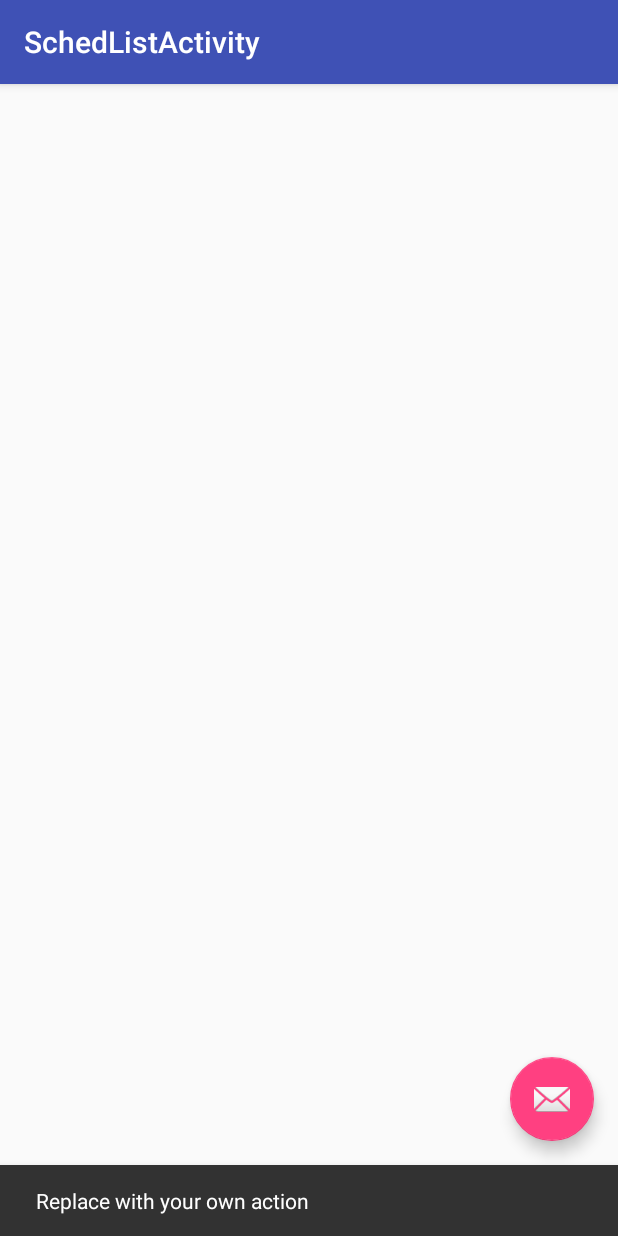
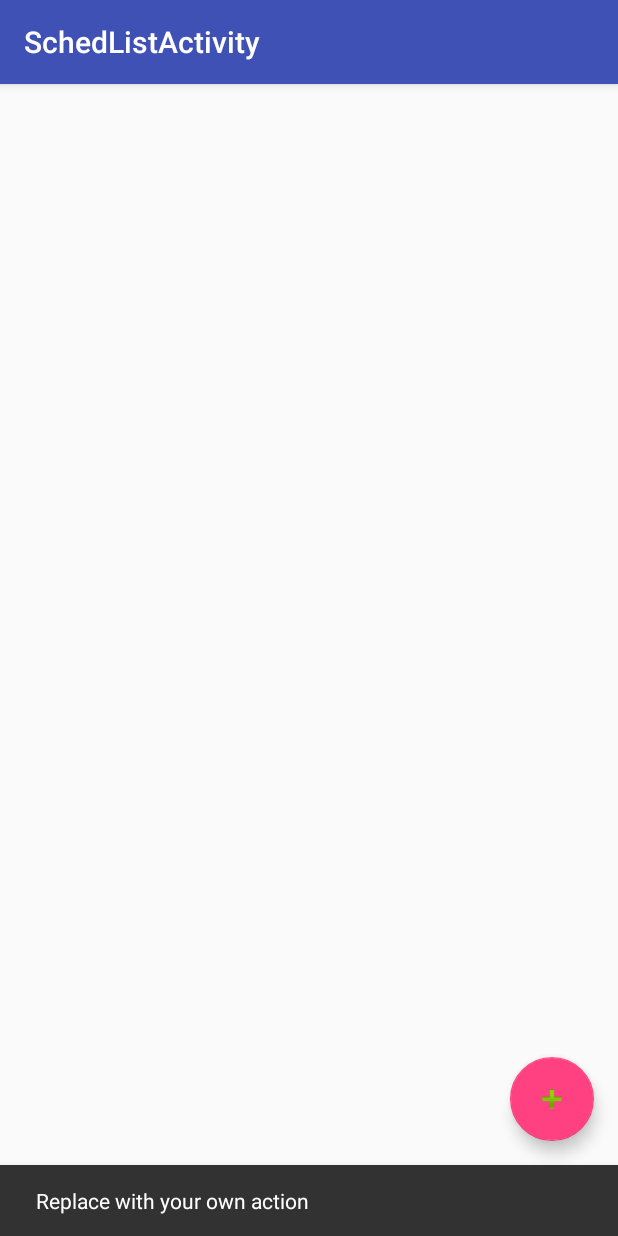
Before and after one commit to powerswat/FlexScheduler, an Android app: the SchedListActivity screen opened directly, with no data from a screen before it, after a tap on an icon or button, on a phone screen of 412 x 824 dp. Run offline under Robolectric (Android 15) with nearby library versions, the phone set to English and light mode, and no system bars.

Commit message:
Add Log.d

```diff
--- a/app/src/main/java/cse/osu/edu/flexscheduler/SchedListActivity.java
+++ b/app/src/main/java/cse/osu/edu/flexscheduler/SchedListActivity.java
@@ -5,14 +5,19 @@ import android.support.design.widget.FloatingActionButton;
 import android.support.design.widget.Snackbar;
 import android.support.v7.app.AppCompatActivity;
 import android.support.v7.widget.Toolbar;
+import android.util.Log;
 import android.view.View;
 
 public class SchedListActivity extends AppCompatActivity {
+    private final static String  TAG = "SchedListAcitivity";
 
     @Override
     protected void onCreate(Bundle savedInstanceState) {
         super.onCreate(savedInstanceState);
         setContentView(R.layout.activity_sched_list);
+
+        Log.d(TAG, "onCreate()");
+
         Toolbar toolbar = (Toolbar) findViewById(R.id.toolbar);
         setSupportActionBar(toolbar);
 
--- a/app/src/main/res/layout/activity_sched_list.xml
+++ b/app/src/main/res/layout/activity_sched_list.xml
@@ -30,6 +30,6 @@
         android:layout_height="wrap_content"
         android:layout_gravity="bottom|end"
         android:layout_margin="@dimen/fab_margin"
-        android:src="@android:drawable/ic_dialog_email"/>
+        android:src="@android:drawable/ic_input_add"/>
 
 </android.support.design.widget.CoordinatorLayout>
```
Also changed, not shown: app/src/main/java/cse/osu/edu/flexscheduler/LoginActivity.java (+31 -0 lines).
